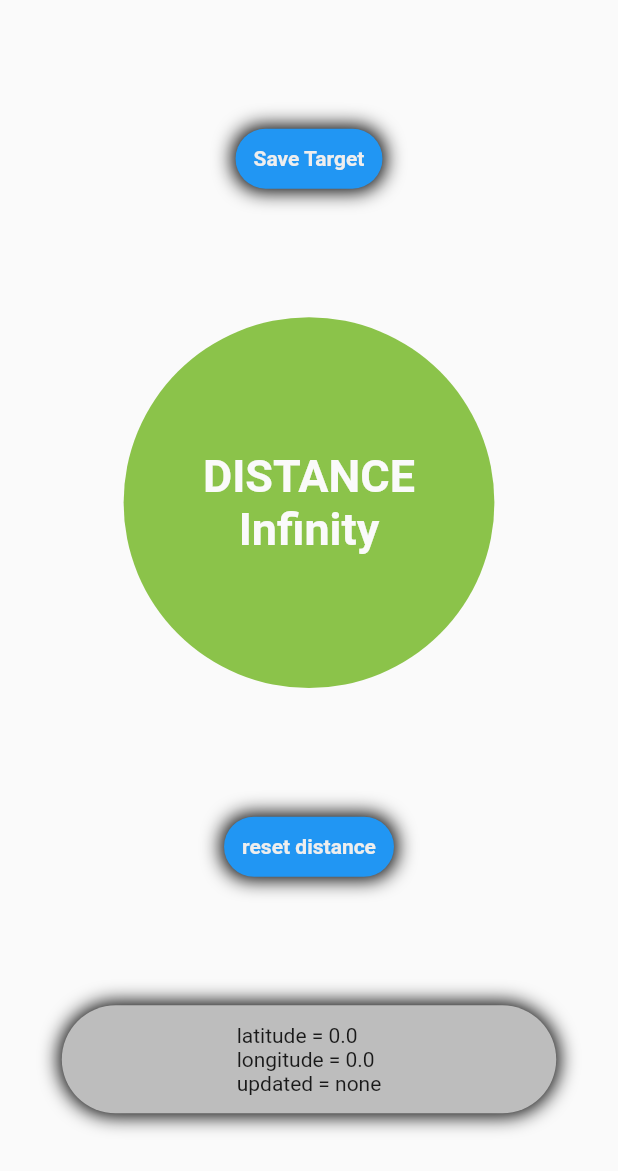
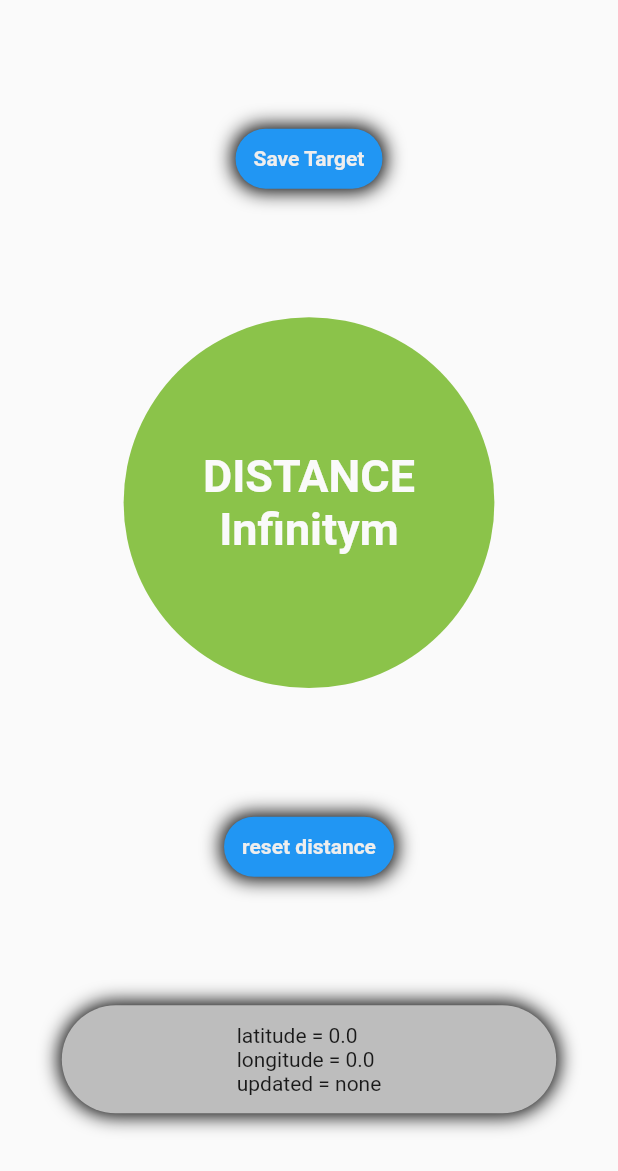
Before and after one commit to matheowis/Time_Puncher, a Flutter app: the screen it shows after launch, on a phone screen of 412 x 824 dp. Shown: the top 1171 px of the screen. Run offline on Flutter 3.47's test engine with Material 2 defaults, Android fonts, the phone set to English and light mode, and no system bars; our stand-ins replace location.

Commit message:
ios stuff

```diff
--- a/lib/pages/main_page.dart
+++ b/lib/pages/main_page.dart
@@ -18,6 +18,7 @@ class _MainPageState extends State<MainPage> {
   Coord current = Coord(0, 0);
   double closest = double.infinity;
   String time = 'none';
+  int listenCounter = 0;
 
   @override
   void initState() {
@@ -35,9 +36,10 @@ class _MainPageState extends State<MainPage> {
       setState(() {
         current = Coord(latitude, longitude);
         time = DateTime.now().toIso8601String();
-        if (distance < closest) {
-          closest = distance;
-        }
+        listenCounter++;
+        //if (distance < closest) {
+        closest = distance;
+        //}
       });
     });
   }
@@ -78,7 +80,7 @@ class _MainPageState extends State<MainPage> {
               ),
               child: Center(
                   child: Text(
-                'DISTANCE\n$closest',
+                'DISTANCE\n${closest.toStringAsFixed(2)}m',
                 textAlign: TextAlign.center,
                 style: TextStyle(
                   color: Colors.grey[50],
@@ -107,7 +109,7 @@ class _MainPageState extends State<MainPage> {
                     [
                       'latitude = ${current.latitude}',
                       'longitude = ${current.longitude}',
-                      'updated = $time'
+                      'updated = ${time}'
                       // 'distance = ${target.distanceTo(current).toStringAsFixed(2)}m'
                     ].join('\n'),
                   ),
```
Also changed, not shown: pubspec.lock, 6 other files.
